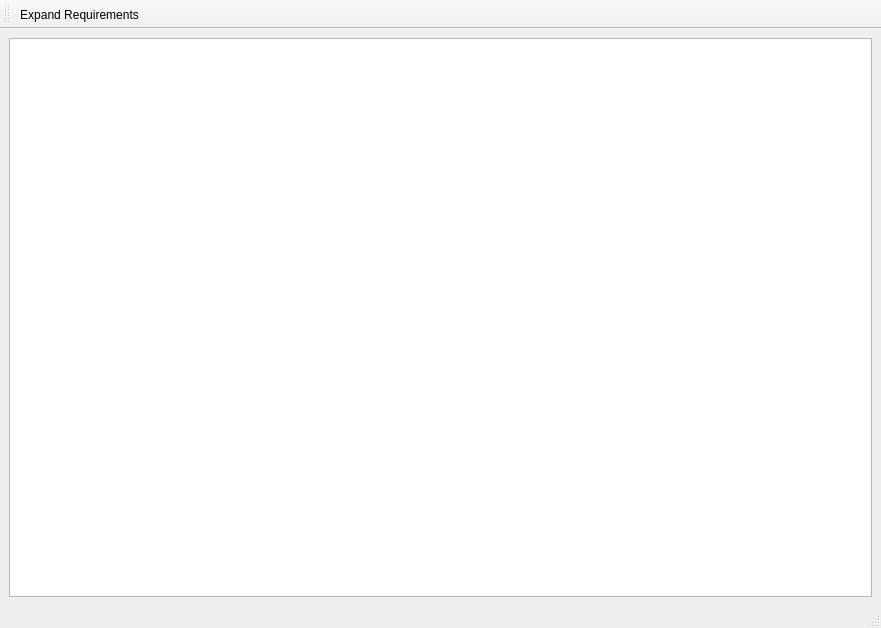
encukou/pkg-explorer, file main.ui: the form before one commit.
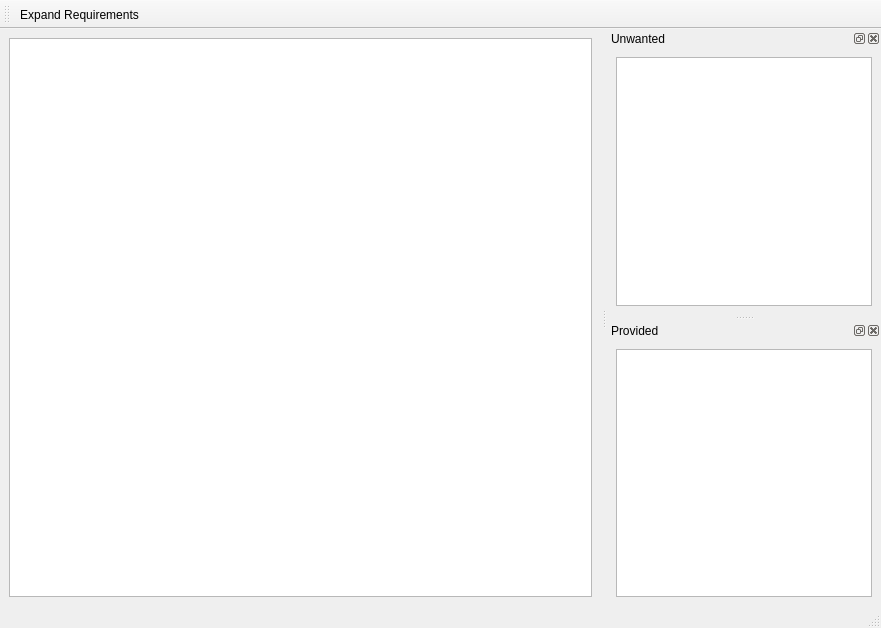
The form after the commit.

Commit message: Add wanted/unwanted sidebars

Patch:
```diff
--- a/main.ui
+++ b/main.ui
@@ -14,9 +14,13 @@
    <string>Package Explorer</string>
   </property>
   <widget class="QWidget" name="centralwidget">
-   <layout class="QHBoxLayout" name="horizontalLayout">
+   <layout class="QVBoxLayout" name="verticalLayout">
     <item>
-     <widget class="QTreeView" name="tvMainView"/>
+     <widget class="QTreeView" name="tvMainView">
+      <attribute name="headerVisible">
+       <bool>false</bool>
+      </attribute>
+     </widget>
     </item>
    </layout>
   </widget>
@@ -43,6 +47,36 @@
    </attribute>
    <addaction name="actExpandReqs"/>
   </widget>
+  <widget class="QDockWidget" name="dockWidget">
+   <property name="windowTitle">
+    <string>Unwanted</string>
+   </property>
+   <attribute name="dockWidgetArea">
+    <number>2</number>
+   </attribute>
+   <widget class="QWidget" name="dockWidgetContents">
+    <layout class="QVBoxLayout" name="verticalLayout_2">
+     <item>
+      <widget class="QTreeView" name="tvUnwant"/>
+     </item>
+    </layout>
+   </widget>
+  </widget>
+  <widget class="QDockWidget" name="dockWidget_2">
+   <property name="windowTitle">
+    <string>Provided</string>
+   </property>
+   <attribute name="dockWidgetArea">
+    <number>2</number>
+   </attribute>
+   <widget class="QWidget" name="dockWidgetContents_2">
+    <layout class="QVBoxLayout" name="verticalLayout_3">
+     <item>
+      <widget class="QTreeView" name="tvProvided"/>
+     </item>
+    </layout>
+   </widget>
+  </widget>
   <action name="actExpandReqs">
    <property name="checkable">
     <bool>true</bool>
```
The commit also changes 1 other file.
